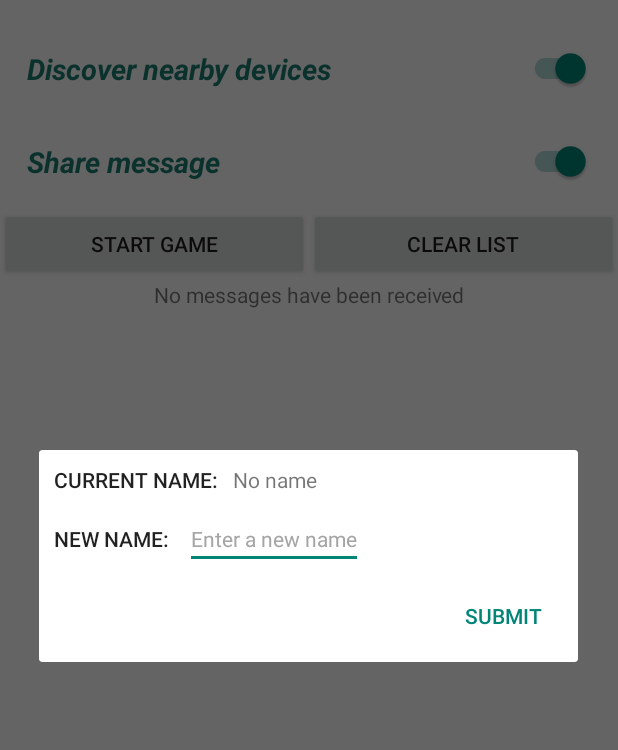
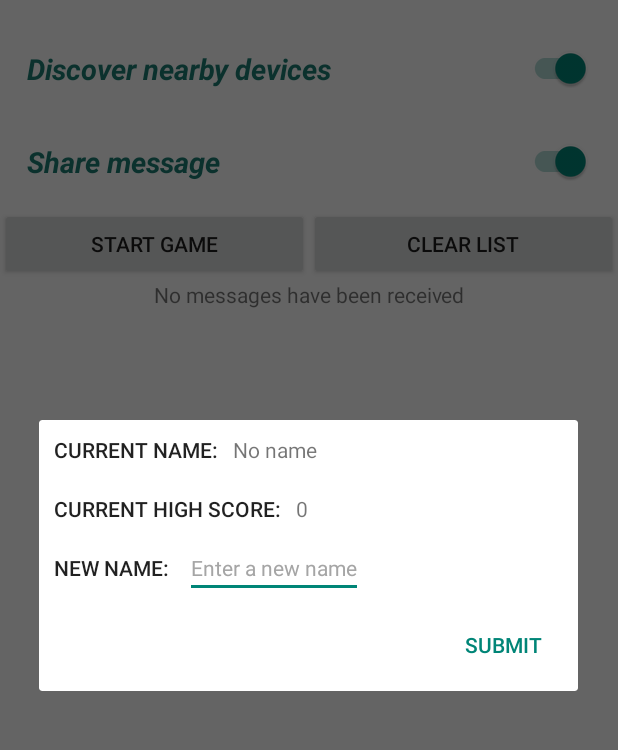
Before and after one commit to justinhchan/Proximity, an Android app: the screen it shows after launch (MainActivity), after a tap on "Compose Message", on a phone screen of 412 x 824 dp, the part 62-812 px from its top. Run offline under Robolectric (Android 15) with nearby library versions, the phone set to English and light mode, and no system bars; 2 statements that could not run were skipped.

Commit message:
added high score variable to profile information

```diff
--- a/app/src/main/java/cmsc436/proximity/MainActivity.java
+++ b/app/src/main/java/cmsc436/proximity/MainActivity.java
@@ -108,6 +108,7 @@ public class MainActivity extends AppCompatActivity implements GoogleApiClient.C
     private String mCurrentUser = "";
     private DeviceMessage mCurrentMessage;
     private Message mCurrentPublishingMessage;
+    private int mHighScore;
 
     private ArrayList<String> otherPlayers;
 
@@ -126,6 +127,7 @@ public class MainActivity extends AppCompatActivity implements GoogleApiClient.C
 //        mPublishSwitch = (SwitchCompat) findViewById(R.id.publish_switch);
 
         otherPlayers = new ArrayList<String>();
+        mHighScore = 0;
         isGameRunner = false;
 //        createMessageDialog();
 
@@ -479,6 +481,15 @@ public class MainActivity extends AppCompatActivity implements GoogleApiClient.C
             Log.i(TAG, "setting current name from " + currentName.getText().toString() + " to " + mCurrentUser);
             currentName.setText(mCurrentUser);
         }
+
+        // Sets the text to the current high score
+        TextView profileScoreView = (TextView) dialog_view.findViewById(R.id.dialog_profile_score);
+        int profileScore = Integer.parseInt(profileScoreView.getText().toString());
+        if (mHighScore != profileScore) {
+            profileScoreView.setText(Integer.toString(mHighScore));
+            Log.i(TAG, "set new high score to " + mHighScore);
+        }
+
         builder.setView(dialog_view);
 
         builder.setPositiveButton(R.string.dialog_message_save, new DialogInterface.OnClickListener() {
--- a/app/src/main/res/layout/dialog_profile.xml
+++ b/app/src/main/res/layout/dialog_profile.xml
@@ -36,6 +36,28 @@
         android:orientation="horizontal">
 
         <TextView
+            android:id="@+id/dialog_profile_current_score"
+            android:layout_width="wrap_content"
+            android:layout_height="wrap_content"
+            android:padding="10dp"
+            android:text="Current High Score:"
+            android:textAppearance="@android:style/TextAppearance.Material.Button" />
+
+        <TextView
+            android:id="@+id/dialog_profile_score"
+            android:layout_width="wrap_content"
+            android:layout_height="wrap_content"
+            android:text="0"
+            android:textAppearance="@android:style/TextAppearance.Material.Small" />
+
+    </LinearLayout>
+
+    <LinearLayout
+        android:layout_width="match_parent"
+        android:layout_height="wrap_content"
+        android:orientation="horizontal">
+
+        <TextView
             android:id="@+id/dialog_profile_new"
             android:layout_width="wrap_content"
             android:layout_height="wrap_content"
```
